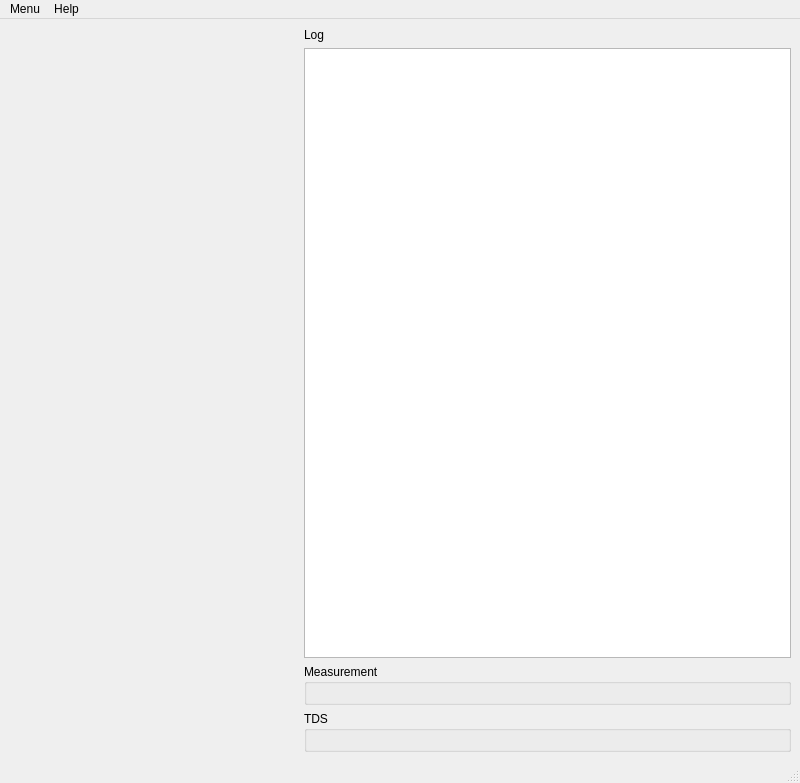
This is esme/gui/ui/lps.ui in st-walker/esme as Qt 5 draws it before an edit. The edited form follows.
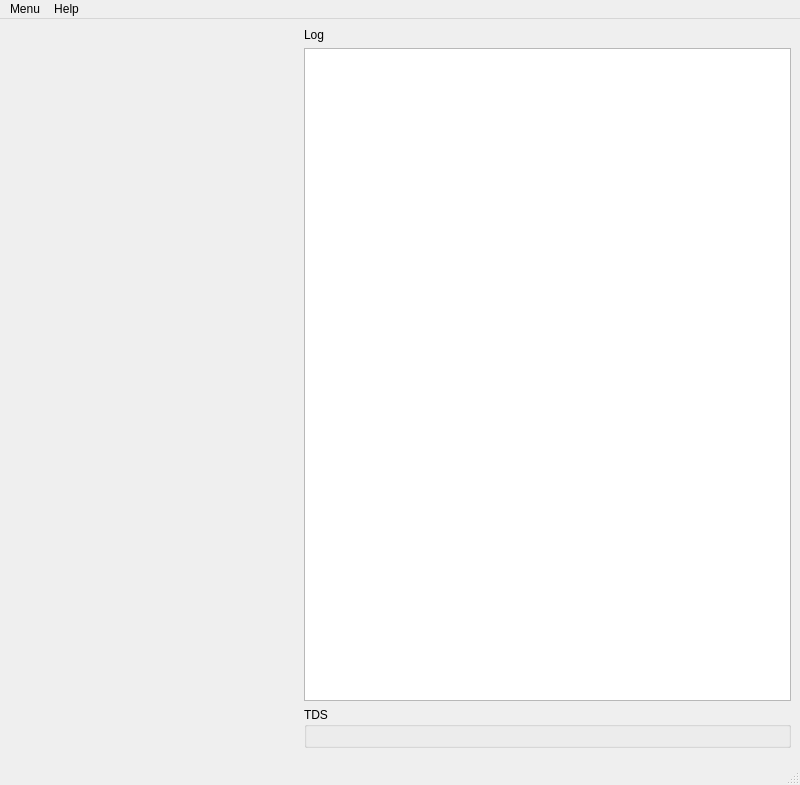
This is the edited form. Custom widgets are drawn as their Qt base class.

Patch:
```diff
--- a/esme/gui/ui/lps.ui
+++ b/esme/gui/ui/lps.ui
@@ -7,7 +7,7 @@
     <x>0</x>
     <y>0</y>
     <width>800</width>
-    <height>783</height>
+    <height>785</height>
    </rect>
   </property>
   <property name="windowTitle">
@@ -15,7 +15,7 @@
   </property>
   <widget class="QWidget" name="centralwidget">
    <layout class="QGridLayout" name="gridLayout">
-    <item row="0" column="0">
+    <item row="0" column="0" rowspan="4">
      <layout class="QVBoxLayout" name="verticalLayout_2">
       <item>
        <widget class="GraphicsLayoutWidget" name="dispersion_pixel_size_plot_widget" native="true">
@@ -60,15 +60,13 @@
      </layout>
     </item>
     <item row="0" column="1">
-     <layout class="QVBoxLayout" name="verticalLayout">
-      <item>
        <widget class="QLabel" name="label">
         <property name="text">
          <string>Log</string>
         </property>
        </widget>
       </item>
-      <item>
+    <item row="1" column="1" colspan="2">
        <widget class="QTextBrowser" name="info_log_box">
         <property name="minimumSize">
          <size>
@@ -84,25 +82,23 @@
         </property>
        </widget>
       </item>
-      <item>
-       <widget class="QGroupBox" name="scanner_group_box">
+    <item row="3" column="1" colspan="2">
+     <widget class="ScannerControl" name="scanner_panel" native="true">
+      <property name="minimumSize">
+       <size>
+        <width>0</width>
+        <height>0</height>
+       </size>
+      </property>
         <property name="maximumSize">
          <size>
           <width>500</width>
           <height>16777215</height>
          </size>
         </property>
-        <property name="title">
-         <string>Measurement</string>
-        </property>
-        <layout class="QGridLayout" name="gridLayout_3">
-         <item row="0" column="0">
-          <widget class="ScannerControl" name="scanner_panel" native="true"/>
-         </item>
-        </layout>
-       </widget>
-      </item>
-      <item>
+     </widget>
+    </item>
+    <item row="2" column="1" colspan="2">
        <widget class="QGroupBox" name="tds_group_box">
         <property name="minimumSize">
          <size>
@@ -125,8 +121,6 @@
          </item>
         </layout>
        </widget>
-      </item>
-     </layout>
     </item>
    </layout>
   </widget>
```
Lines whose indentation alone changed are shown as unchanged.
